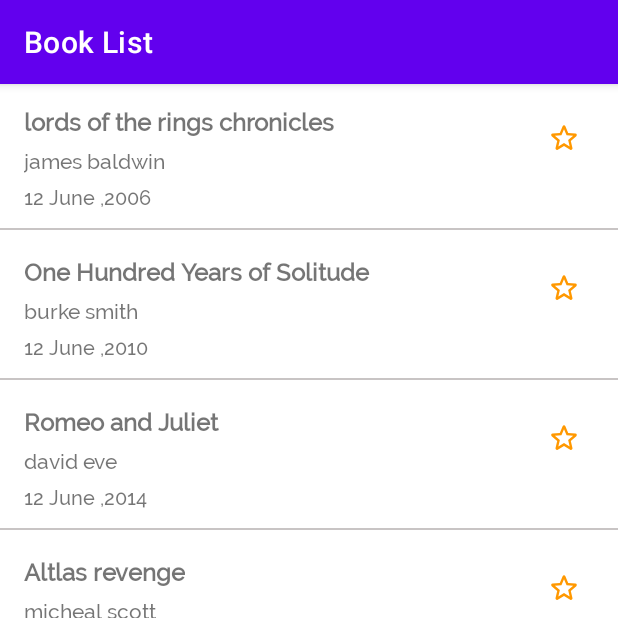
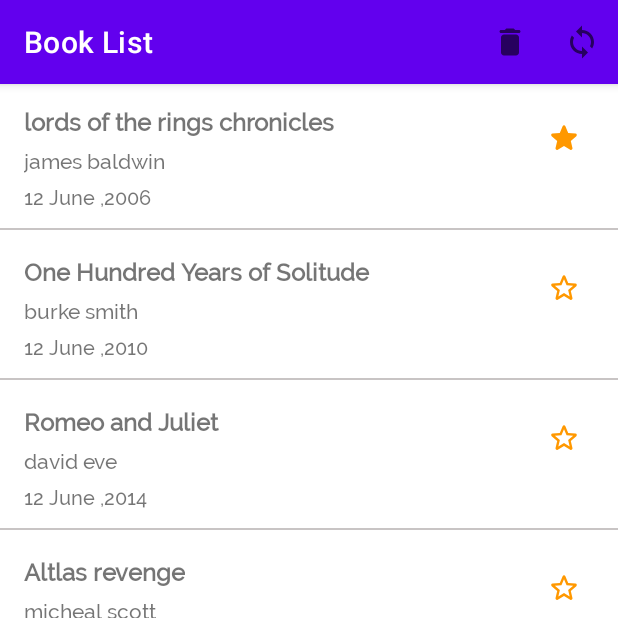
Before and after one commit to oscarnipps/fragments-practice, an Android app: the screen it shows after launch (MainActivity), after a tap on an icon or button, on a phone screen of 412 x 824 dp, the top half of it. Run offline under Robolectric (Android 15) with nearby library versions, the phone set to English and light mode, and no system bars; our stand-ins replace data binding.

Commit message:
added menu for fragment and fragment result listener implmentation

```diff
--- a/app/src/main/java/com/example/fragments_practice/BookListFragment.java
+++ b/app/src/main/java/com/example/fragments_practice/BookListFragment.java
@@ -9,8 +9,10 @@ import android.widget.Toast;
 
 import androidx.annotation.NonNull;
 import androidx.annotation.Nullable;
+import androidx.core.content.res.ResourcesCompat;
 import androidx.databinding.DataBindingUtil;
 import androidx.fragment.app.Fragment;
+import androidx.fragment.app.FragmentTransaction;
 import androidx.recyclerview.widget.LinearLayoutManager;
 import androidx.recyclerview.widget.RecyclerView;
 
@@ -31,8 +33,34 @@ public class BookListFragment extends Fragment implements BookListAdapter.BookLi
     @Override
     public View onCreateView(@NonNull LayoutInflater inflater, @Nullable ViewGroup container, @Nullable Bundle savedInstanceState) {
         Log.d(TAG, "fragment BookList onCreateView called");
+
         mBinding = DataBindingUtil.inflate(inflater, R.layout.fragment_book_list, container, false);
+
         initializeRecyclerView();
+
+        mBinding.bookListToolbar.inflateMenu(R.menu.menu_book_list);
+
+        mBinding.bookListToolbar.setOverflowIcon(ResourcesCompat.getDrawable(getResources(),R.drawable.ic_delete,null));
+
+        mBinding.bookListToolbar.setOnMenuItemClickListener(item -> {
+
+            switch (item.getItemId()) {
+                case R.id.delete:
+                    Toast.makeText(requireContext(), "delete items", Toast.LENGTH_SHORT).show();
+                    return true;
+
+                case R.id.sync:
+                    Toast.makeText(requireContext(), "sync items", Toast.LENGTH_SHORT).show();
+                    return true;
+
+                default:
+                    return false;
+            }
+
+        });
+
+
+
         return mBinding.getRoot();
     }
 
@@ -46,7 +74,10 @@ public class BookListFragment extends Fragment implements BookListAdapter.BookLi
     @Override
     public void onCreate(@Nullable Bundle savedInstanceState) {
         super.onCreate(savedInstanceState);
+        setHasOptionsMenu(true);
+        Log.d(TAG, "fragment BookList onCreate called");
     }
+
 
     @Override
     public void onStart() {
@@ -60,16 +91,41 @@ public class BookListFragment extends Fragment implements BookListAdapter.BookLi
         Log.d(TAG, "fragment BookList onSaveInstanceState called");
     }
 
+    @Override
+    public void onStop() {
+        super.onStop();
+        Log.d(TAG, "fragment BookList onStop called");
+    }
+
+    @Override
+    public void onPause() {
+        super.onPause();
+        Log.d(TAG, "fragment BookList onPause called");
+    }
+
+    @Override
+    public void onResume() {
+        super.onResume();
+        Log.d(TAG, "fragment BookList onResume called");
+    }
 
     @Override
     public void onBookItemClicked(Book book, int position) {
-        Toast.makeText(requireContext(), book.getTitle() + " clicked", Toast.LENGTH_SHORT).show();
+        Toast.makeText(requireContext(), book.getTitle() , Toast.LENGTH_SHORT).show();
+        FragmentTransaction fragmentTransaction =  getParentFragmentManager().beginTransaction();
+        fragmentTransaction.replace(R.id.fragment_container_view, new BookDetailsFragment());
+        fragmentTransaction.setReorderingAllowed(true);
+        Bundle result = new Bundle();
+        result.putParcelable(Const.BOOK_ITEM_PARCELABLE_KEY,book);
+        getParentFragmentManager().setFragmentResult(Const.BOOK_DETAILS_RESULT_KEY,result);
+        fragmentTransaction.addToBackStack(null);
+        fragmentTransaction.commit();
     }
 
     @Override
     public void onBookFavoriteClicked(Book book, int position) {
         Toast.makeText(requireContext(), book.getTitle() + " added to favourites", Toast.LENGTH_SHORT).show();
-        book.setFavourite(book.isFavourite());
+        book.setFavourite(book.isFavourite() ? false : true);
         mAdapter.updateFavoriteItem(position);
     }
 }
--- /dev/null
+++ b/app/src/main/java/com/example/fragments_practice/Const.java
@@ -0,0 +1,6 @@
+package com.example.fragments_practice;
+
+public class Const {
+    public static final String BOOK_DETAILS_RESULT_KEY = "book_details_result";
+    public static final String BOOK_ITEM_PARCELABLE_KEY = "book_details_result";
+}
--- a/app/src/main/java/com/example/fragments_practice/MainActivity.java
+++ b/app/src/main/java/com/example/fragments_practice/MainActivity.java
@@ -1,9 +1,9 @@
 package com.example.fragments_practice;
 
 import android.os.Bundle;
-import android.util.Log;
+import android.view.Menu;
+import android.view.MenuInflater;
 
-import androidx.annotation.NonNull;
 import androidx.appcompat.app.AppCompatActivity;
 import androidx.databinding.DataBindingUtil;
 import androidx.fragment.app.FragmentTransaction;
@@ -23,59 +23,26 @@ public class MainActivity extends AppCompatActivity {
     protected void onCreate(Bundle savedInstanceState) {
         super.onCreate(savedInstanceState);
 
+        mBinding = DataBindingUtil.setContentView(this,R.layout.activity_main);
+
+        //mBinding.mainToolbar.setOverflowIcon(ResourcesCompat.getDrawable(getResources(),R.drawable.ic_delete,null));
+
+        //setSupportActionBar(mBinding.mainToolbar);
+
+
         if (savedInstanceState == null) {
-            Log.d(TAG, "activity onCreate");
-
-            mBinding = DataBindingUtil.setContentView(this,R.layout.activity_main);
-
             FragmentTransaction fragmentTransaction = getSupportFragmentManager().beginTransaction();
             Bundle bundle = new Bundle();
             bundle.putString(Constants.USER_DATA_KEY,"user name details : john obi");
             fragmentTransaction.add(R.id.fragment_container_view , BookListFragment.class,bundle);
             fragmentTransaction.commit();
         }
-
     }
 
     @Override
-    protected void onSaveInstanceState(@NonNull Bundle outState) {
-        super.onSaveInstanceState(outState);
-        Log.d(TAG, "activity onSaveInstanceState");
-    }
-
-    @Override
-    protected void onStart() {
-        super.onStart();
-        Log.d(TAG, "activity onStart");
-    }
-
-    @Override
-    protected void onResume() {
-        super.onResume();
-        Log.d(TAG, "activity onResume");
-    }
-
-    @Override
-    protected void onRestart() {
-        super.onRestart();
-        Log.d(TAG, "activity onRestart");
-    }
-
-    @Override
-    protected void onPause() {
-        super.onPause();
-        Log.d(TAG, "activity onPause");
-    }
-
-    @Override
-    protected void onStop() {
-        super.onStop();
-        Log.d(TAG, "activity onStop");
-    }
-
-    @Override
-    protected void onDestroy() {
-        super.onDestroy();
-        Log.d(TAG, "activity onDestroy");
+    public boolean onCreateOptionsMenu(Menu menu) {
+        MenuInflater menuInflater = getMenuInflater();
+        menuInflater.inflate(R.menu.main_menu , menu);
+        return true;
     }
 }
--- /dev/null
+++ b/app/src/main/res/drawable/ic_more.xml
@@ -0,0 +1,10 @@
+<vector xmlns:android="http://schemas.android.com/apk/res/android"
+    android:width="24dp"
+    android:height="24dp"
+    android:viewportWidth="24"
+    android:viewportHeight="24"
+    android:tint="?attr/colorControlNormal">
+  <path
+      android:fillColor="@android:color/white"
+      android:pathData="M12,8c1.1,0 2,-0.9 2,-2s-0.9,-2 -2,-2 -2,0.9 -2,2 0.9,2 2,2zM12,10c-1.1,0 -2,0.9 -2,2s0.9,2 2,2 2,-0.9 2,-2 -0.9,-2 -2,-2zM12,16c-1.1,0 -2,0.9 -2,2s0.9,2 2,2 2,-0.9 2,-2 -0.9,-2 -2,-2z"/>
+</vector>
--- /dev/null
+++ b/app/src/main/res/drawable/ic_sync.xml
@@ -0,0 +1,10 @@
+<vector xmlns:android="http://schemas.android.com/apk/res/android"
+    android:width="24dp"
+    android:height="24dp"
+    android:viewportWidth="24"
+    android:viewportHeight="24"
+    android:tint="?attr/colorControlNormal">
+  <path
+      android:fillColor="@android:color/white"
+      android:pathData="M12,4L12,1L8,5l4,4L12,6c3.31,0 6,2.69 6,6 0,1.01 -0.25,1.97 -0.7,2.8l1.46,1.46C19.54,15.03 20,13.57 20,12c0,-4.42 -3.58,-8 -8,-8zM12,18c-3.31,0 -6,-2.69 -6,-6 0,-1.01 0.25,-1.97 0.7,-2.8L5.24,7.74C4.46,8.97 4,10.43 4,12c0,4.42 3.58,8 8,8v3l4,-4 -4,-4v3z"/>
+</vector>
--- a/app/src/main/res/layout/activity_main.xml
+++ b/app/src/main/res/layout/activity_main.xml
@@ -1,7 +1,7 @@
 <?xml version="1.0" encoding="utf-8"?>
 <layout>
 
-    <androidx.constraintlayout.widget.ConstraintLayout
+    <androidx.coordinatorlayout.widget.CoordinatorLayout
         xmlns:android="http://schemas.android.com/apk/res/android"
         xmlns:app="http://schemas.android.com/apk/res-auto"
         xmlns:tools="http://schemas.android.com/tools"
@@ -9,12 +9,26 @@
         android:layout_height="match_parent"
         tools:context=".MainActivity">
 
+        <!--<com.google.android.material.appbar.AppBarLayout
+            android:layout_width="match_parent"
+            android:layout_height="wrap_content">
+
+            <androidx.appcompat.widget.Toolbar
+                app:titleTextColor="#ffffff"
+                app:title="Home"
+                android:layout_width="match_parent"
+                android:layout_height="wrap_content"
+                android:id="@+id/main_toolbar"/>
+
+        </com.google.android.material.appbar.AppBarLayout>-->
+
         <androidx.fragment.app.FragmentContainerView
+            app:layout_behavior="com.google.android.material.appbar.AppBarLayout$ScrollingViewBehavior"
             android:id="@+id/fragment_container_view"
             android:layout_width="match_parent"
             android:layout_height="match_parent"
             />
 
-    </androidx.constraintlayout.widget.ConstraintLayout>
+    </androidx.coordinatorlayout.widget.CoordinatorLayout>
 
 </layout>
--- /dev/null
+++ b/app/src/main/res/menu/main_menu.xml
@@ -0,0 +1,12 @@
+<?xml version="1.0" encoding="utf-8"?>
+<menu xmlns:android="http://schemas.android.com/apk/res/android">
+
+    <item
+        android:title="profile"
+        />
+
+    <item
+        android:title="logout"
+        />
+
+</menu>
--- /dev/null
+++ b/app/src/main/res/menu/menu_book_list.xml
@@ -0,0 +1,42 @@
+<?xml version="1.0" encoding="utf-8"?>
+<menu xmlns:android="http://schemas.android.com/apk/res/android"
+    xmlns:app="http://schemas.android.com/apk/res-auto">
+
+    <!--shows menu items with icons-->
+<!--    <item
+        android:icon="@drawable/ic_more"
+        android:title=""
+        app:showAsAction="always">
+
+        <menu>
+            <item
+                android:id="@+id/delete"
+                android:icon="@drawable/ic_delete"
+                android:title="delete all"
+                />
+
+            <item
+                android:id="@+id/sync"
+                android:icon="@drawable/ic_sync"
+                android:title="sync items"
+                />
+        </menu>
+    </item>-->
+
+
+    <item
+        app:showAsAction="always"
+        android:id="@+id/delete"
+        android:icon="@drawable/ic_delete"
+        android:title="delete all"
+        />
+
+    <item
+        app:showAsAction="always"
+        android:id="@+id/sync"
+        android:icon="@drawable/ic_sync"
+        android:title="sync items"
+        />
+
+
+</menu>
```
Also changed, not shown: app/src/main/java/com/example/fragments_practice/Book.java (+40 -1 lines), app/src/main/java/com/example/fragments_practice/BookDetailsFragment.java (+19 -1 lines), app/src/main/res/layout/fragment_book_details.xml (+27 -5 lines).
